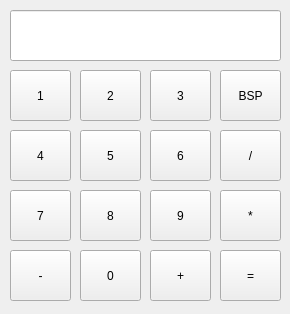
Qt form UI/Qt/Calculator/Calculator/calculator.ui (Turpster/c-cpp-libraries) before a commit.
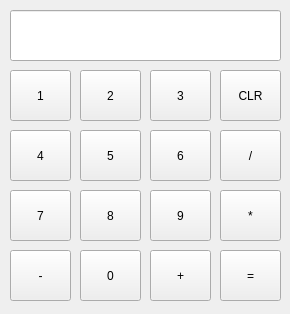
The same form after that commit.

Patch:
```diff
--- a/UI/Qt/Calculator/Calculator/calculator.ui
+++ b/UI/Qt/Calculator/Calculator/calculator.ui
@@ -180,7 +180,7 @@
      </rect>
     </property>
     <property name="text">
-     <string>BSP</string>
+     <string>CLR</string>
     </property>
    </widget>
    <widget class="QPushButton" name="btnMinus">
```
Left out of the diff: 2 changed lines with no effect on the pictures.
